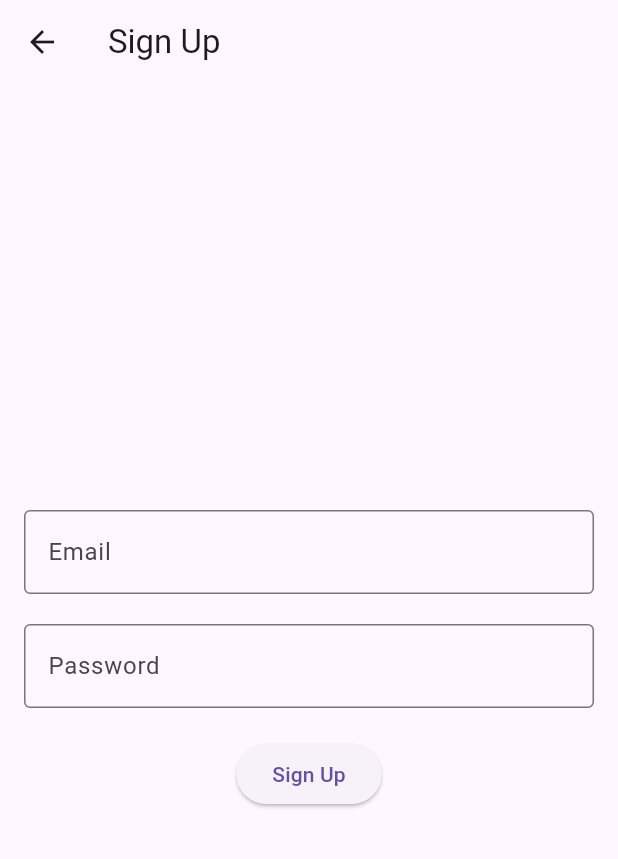
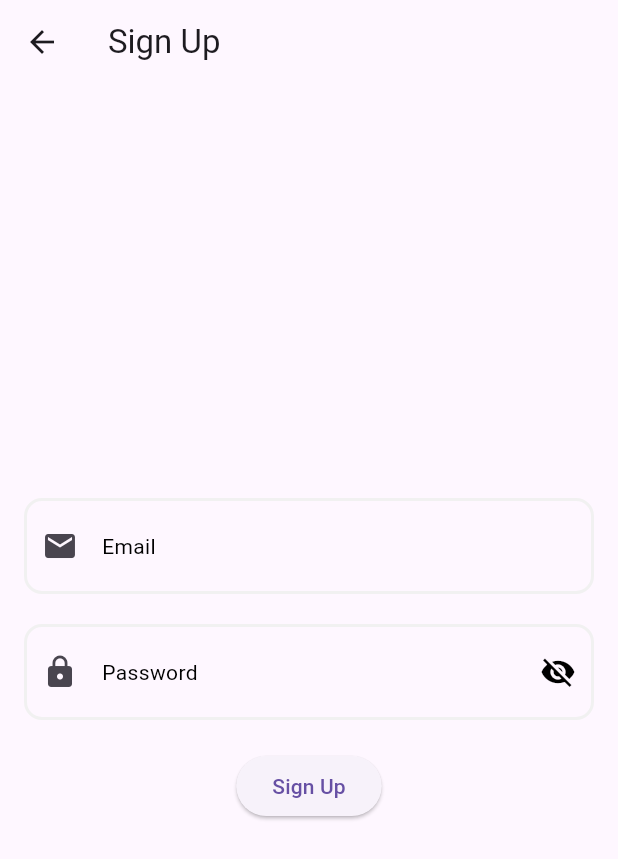
Before and after one commit to jezzyll/MajlisGram-Demo, a Flutter app: the SignUpScreen screen opened by its route, on a phone screen of 412 x 824 dp. Shown: the top 859 px of the screen. Run offline on Flutter 3.47's test engine with Material 3 defaults, Android fonts, the light colour scheme and no system bars; our stand-ins replace firebase_auth, firebase_core; accounts and stored records are empty.

Commit message:
update 7 files and delete 18 files

```diff
--- /dev/null
+++ b/lib/common_widgets/color.dart
@@ -0,0 +1,41 @@
+import 'package:flutter/material.dart';
+
+//color
+class UiColor {
+  static Color primaryColor = UiColors.hexToColor("#00B2FF");
+  static Color secondaryColor = UiColors.hexToColor("#089dde");
+  static Color greenColor = UiColors.hexToColor("#93c020");
+  static Color greyColor = UiColors.hexToColor("#F1F1F1");
+  static Color darkGreyColor = UiColors.hexToColor("#BDBDBD");
+  static Color extraDarkGreyColor = UiColors.hexToColor("#585959");
+  static Color scaffoldBackgroundColor = UiColors.hexToColor("#F9FAFA");
+  static Color primaryTextColor = UiColors.hexToColor("#000000");
+  static Color secondaryTextColor = UiColors.hexToColor("#555555");
+  // Error Color
+  static Color errorColor = UiColors.hexToColor("#F95B5B");
+  // Warning Color
+  static Color warningColor = UiColors.hexToColor("#F3B71B");
+  // Success Color
+  static Color successColor = UiColors.hexToColor("#63C952");
+  // OnError Color
+  static Color onErrorColor = UiColors.hexToColor("#FFFFFF");
+  // CardOnBackground Color
+  static Color cardOnBackgroundColor = UiColors.hexToColor("#FFFFFF");
+}
+
+class UiColors {
+  // Hex to Color
+  static Color hexToColor(String code) {
+    return Color(int.parse(code.substring(1, 7), radix: 16) + 0xFF000000);
+  }
+
+  // Color to Hex
+  static String colorToHex(Color color) {
+    return '#${color.value.toRadixString(16).substring(2, 8)}';
+  }
+
+  // Color to Hex with Alpha
+  static String colorToHexWithAlpha(Color color) {
+    return '#${color.value.toRadixString(16)}';
+  }
+}
--- /dev/null
+++ b/lib/common_widgets/text_input_felid.dart
@@ -0,0 +1,79 @@
+import 'package:flutter/material.dart';
+import 'package:flutter/services.dart';
+import 'package:flutter_application_111/common_widgets/color.dart';
+
+class CustomTextInput extends StatelessWidget {
+  final void Function(String)? onChanged;
+  final String? labelText;
+  final IconData? suffixIcon;
+  final String? initialValue;
+  final String? hintText;
+  final String? helperText;
+  final bool? isPassword;
+  final Color? fillColor;
+  final void Function()? onTap;
+  final TextCapitalization? capitalize;
+  final Widget? suffixWidget;
+  final TextInputType? keyboardType;
+  final bool enabled;
+  final FocusNode? focusNode;
+  final TextEditingController? controller;
+  final List<TextInputFormatter>? inputFormatters;
+  final Iterable<String>? autofillHints;
+  final Widget? prefixWidget;
+  final double? borderRadius;
+  final EdgeInsets? contentPadding;
+  final EdgeInsets? padding;
+  final double? borderSize;
+  final InputBorder? enableBorder;
+  final InputBorder? focusBorder;
+  final Function(String?)? onSubmitted;
+  final int maxLines;
+  final int? maxLength;
+  final String? Function(String?)? validator;
+  final double? width;
+
+  const CustomTextInput({super.key, this.enableBorder, this.focusBorder, this.onTap, this.borderSize, this.onSubmitted, this.onChanged, this.fillColor, this.initialValue, this.hintText, this.labelText, this.helperText, this.suffixIcon, this.suffixWidget, this.isPassword = false, this.keyboardType, this.enabled = true, this.controller, this.focusNode, this.inputFormatters, this.autofillHints, this.prefixWidget, this.borderRadius, this.contentPadding, this.capitalize, this.padding, this.maxLines = 1, this.maxLength, bool? obscureText, this.validator, this.width});
+
+  @override
+  Widget build(BuildContext context) {
+    return Padding(
+      padding: padding ?? const EdgeInsets.all(0),
+      child: TextFormField(
+        validator: validator,
+        onTap: onTap,
+        obscureText: isPassword!,
+        textCapitalization: capitalize ?? TextCapitalization.none,
+        focusNode: focusNode,
+        controller: controller,
+        initialValue: initialValue,
+        keyboardType: keyboardType,
+        enableSuggestions: true,
+        enabled: enabled,
+        inputFormatters: inputFormatters,
+        autofillHints: autofillHints,
+        onChanged: onChanged,
+        maxLines: maxLines,
+        maxLength: maxLength,
+        keyboardAppearance: Brightness.light,
+        onFieldSubmitted: (e) => onSubmitted != null ? onSubmitted!(e) : null,
+        style: TextStyle(color: UiColor.primaryTextColor, fontSize: 17, fontWeight: FontWeight.w700),
+        decoration: InputDecoration(
+          prefixIcon: prefixWidget,
+          fillColor: fillColor ?? Colors.white,
+          suffixIcon: suffixWidget ?? (suffixIcon != null ? Icon(suffixIcon, color: UiColor.primaryTextColor) : null),
+          labelText: labelText,
+          hintText: hintText,
+          enabledBorder: enableBorder ?? OutlineInputBorder(borderRadius: BorderRadius.circular(12), borderSide: BorderSide(width: 2, color: UiColor.greyColor)),
+          focusedBorder: focusBorder ?? OutlineInputBorder(borderRadius: BorderRadius.circular(12), borderSide: BorderSide(width: 2, color: UiColor.primaryColor)),
+          border: borderRadius != null ? OutlineInputBorder(borderRadius: BorderRadius.circular(borderRadius ?? 13), borderSide: BorderSide(width: borderSize ?? 10, color: Colors.red)) : null,
+          helperText: helperText,
+          contentPadding: contentPadding ?? const EdgeInsets.symmetric(vertical: 19, horizontal: 20.0),
+          labelStyle: Theme.of(context).textTheme.bodyMedium!.copyWith(color: UiColor.primaryTextColor),
+          hintStyle: Theme.of(context).textTheme.bodyMedium!.copyWith(color: UiColor.primaryTextColor.withOpacity(.3), fontSize: 16, fontWeight: FontWeight.w400),
+          counterText: '',
+        ),
+      ),
+    );
+  }
+}
--- a/lib/signup_screen.dart
+++ b/lib/signup_screen.dart
@@ -3,6 +3,8 @@
 import 'package:firebase_auth/firebase_auth.dart';
 import 'package:flutter/material.dart';
 import 'package:flutter_application_111/signedup_screen.dart';
+
+import 'common_widgets/text_input_felid.dart';
 
 class SignUpScreen extends StatefulWidget {
   const SignUpScreen({super.key});
@@ -13,20 +15,20 @@ class SignUpScreen extends StatefulWidget {
 
 class _SignUpScreenState extends State<SignUpScreen> {
   final FirebaseAuth _auth = FirebaseAuth.instance;
-  final GlobalKey<FormState> _formkey =GlobalKey<FormState>();
-  final TextEditingController _emailController =TextEditingController();
-  final TextEditingController _passController =TextEditingController();
+  final GlobalKey<FormState> _formkey = GlobalKey<FormState>();
+  final TextEditingController _emailController = TextEditingController();
+  final TextEditingController _passController = TextEditingController();
 
   String _email = "";
   String _password = "";
-  void _handleSignUp()async{
-    try{
-      UserCredential userCredential =
-      await _auth.createUserWithEmailAndPassword(
+
+  void _handleSignUp() async {
+    try {
+      UserCredential userCredential = await _auth.createUserWithEmailAndPassword(
         email: _email,
         password: _password,
       );
-        print("User Registered : ${userCredential.user!.email}");
+      print("User Registered: ${userCredential.user!.email}");
       if (userCredential.user != null) {
         Navigator.pushReplacement(
           context,
@@ -35,8 +37,8 @@ class _SignUpScreenState extends State<SignUpScreen> {
           ),
         );
       }
-    }catch(e){
-      print("Error During Registration : $e");
+    } catch (e) {
+      print("Error During Registration: $e");
     }
   }
 
@@ -46,7 +48,6 @@ class _SignUpScreenState extends State<SignUpScreen> {
       appBar: AppBar(
         title: const Text("Sign Up"),
       ),
-
       body: Center(
         child: Padding(
           padding: const EdgeInsets.all(16),
@@ -55,57 +56,57 @@ class _SignUpScreenState extends State<SignUpScreen> {
             child: Column(
               mainAxisAlignment: MainAxisAlignment.center,
               children: [
-              TextFormField(
+                // Replace TextFormField with CustomTextInput
+                CustomTextInput(
+                  prefixWidget: const Icon(Icons.email),
                   controller: _emailController,
                   keyboardType: TextInputType.emailAddress,
-                decoration: const InputDecoration(
-                  border: OutlineInputBorder(),
-                  labelText: "Email"
-                ),
-                validator: (value){
-                  if(value == null || value.isEmpty){
+                  labelText: "Email",
+                  validator: (value) {
+                    if (value == null || value.isEmpty) {
                       return "Please Enter Your Email";
                     }
                     return null;
                   },
-                onChanged: (value){
-                  setState((){ _email=value;});
-                }
+                  onChanged: (value) {
+                    setState(() {
+                      _email = value;
+                    });
+                  },
                 ),
-
                 const SizedBox(height: 20),
-
-              TextFormField(
+                // Replace TextFormField with CustomTextInput
+                CustomTextInput(
+                  prefixWidget: const Icon(Icons.lock),
+                  suffixIcon: Icons.visibility_off,
                   controller: _passController,
                   keyboardType: TextInputType.emailAddress,
-                decoration: const InputDecoration(
-                  border: OutlineInputBorder(),
-                  labelText: "Password"
-                ),
-                validator: (value){
-                  if(value == null || value.isEmpty){
+                  labelText: "Password",
+                  isPassword: true,
+                  validator: (value) {
+                    if (value == null || value.isEmpty) {
                       return "Please Enter Your Password";
                     }
                     return null;
                   },
-                onChanged: (value){
-                  setState((){ _password=value;});
-                }
+                  onChanged: (value) {
+                    setState(() {
+                      _password = value;
+                    });
+                  },
                 ),
-              const SizedBox(height: 20,),
-
+                const SizedBox(height: 20),
                 ElevatedButton(
-                onPressed: (){
-                  if (_formkey.currentState!.validate()){
+                  onPressed: () {
+                    if (_formkey.currentState!.validate()) {
                       _handleSignUp();
                     }
-
-                }, child:
-                const Text("Sign Up")
-                )
+                  },
+                  child: const Text("Sign Up"),
+                ),
               ],
             ),
-            )
+          ),
         ),
       ),
     );
```
Also changed, not shown: lib/common_widgets/button.dart (added, +166 -0 lines), lib/common_widgets/const.dart (added, +9 -0 lines), lib/common_widgets/responsive_helpers.dart (added, +26 -0 lines), lib/signin_screen.dart (+45 -46 lines), 18 other files. Lines whose indentation alone changed are shown as unchanged.
